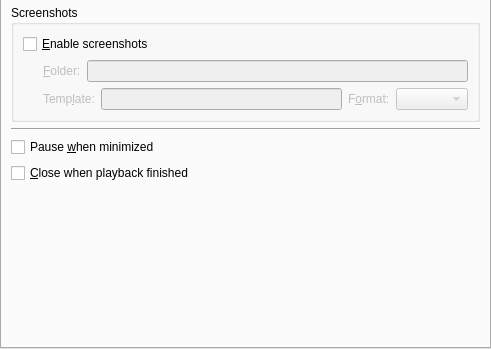
This is src/gui/pref/general.ui in wilbert2000/wzplayer as Qt 5 draws it before an edit; both pictures show x 0 to 491 and y 205 to 554 of the 491 by 554 pixel window. The edited form follows.
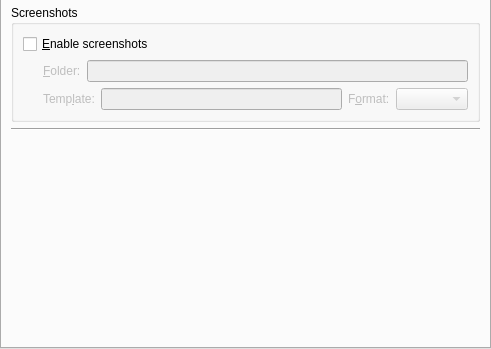
This is the edited form. Custom widgets are drawn as their Qt base class.

Commit message: Moved options "Pause when minimized" and "Close when finished" from General section to Interface section. Moved interface settings before main window settings.

The edit to the form file:
```diff
--- a/src/gui/pref/general.ui
+++ b/src/gui/pref/general.ui
@@ -272,20 +272,6 @@
          </property>
         </widget>
        </item>
-       <item>
-        <widget class="QCheckBox" name="pause_if_hidden_check">
-         <property name="text">
-          <string>Pause &amp;when minimized</string>
-         </property>
-        </widget>
-       </item>
-       <item>
-        <widget class="QCheckBox" name="close_on_finish_check">
-         <property name="text">
-          <string>&amp;Close when playback finished</string>
-         </property>
-        </widget>
-       </item>
        <item>
         <spacer>
          <property name="orientation">
```
Left out of the diff: 2 changed lines with no effect on the pictures. The commit also changes 5 other files.
